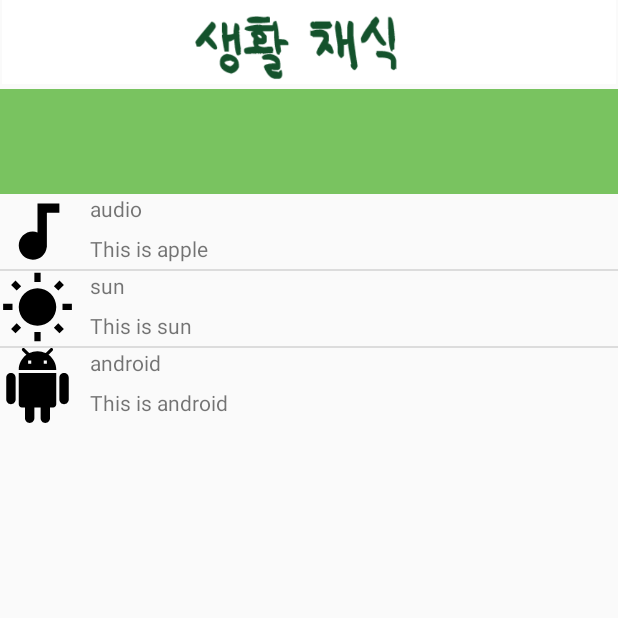
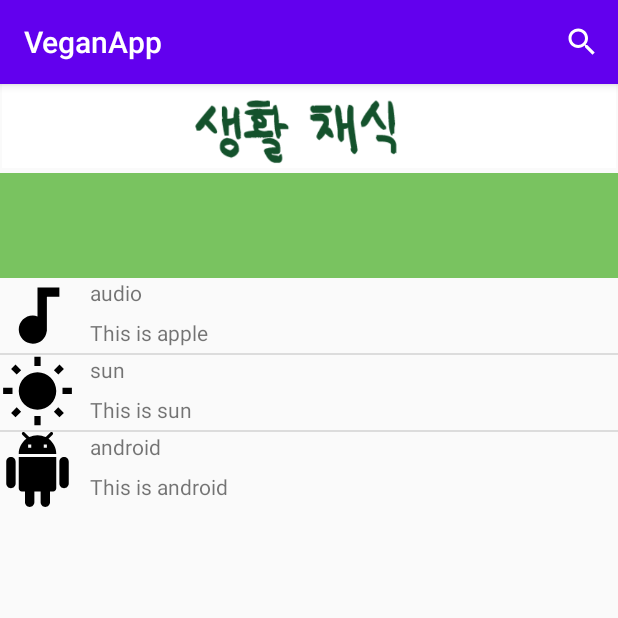
Before and after one commit to jiulee123123/DailyVegun, an Android app: the screen it shows after launch (MainActivity), on a phone screen of 412 x 824 dp, the top half of it. Run offline under Robolectric (Android 15) with nearby library versions, the phone set to English and light mode, and no system bars.

Commit message:
SearchView
- Add Searchview on ActionBar

```diff
--- /dev/null
+++ b/app/src/main/res/menu/menu.xml
@@ -0,0 +1,14 @@
+<?xml version="1.0" encoding="utf-8"?>
+<menu xmlns:android="http://schemas.android.com/apk/res/android"
+    xmlns:app="http://schemas.android.com/apk/res-auto">
+<item
+
+    android:id="@+id/search_view"
+    android:title="Search View"
+    android:icon ="@android:drawable/ic_menu_search"
+    app:showAsAction="always"
+    app:actionViewClass="android.widget.SearchView"/>
+
+
+
+</menu>
--- a/app/src/main/res/values/styles.xml
+++ b/app/src/main/res/values/styles.xml
@@ -7,9 +7,9 @@
         <item name="colorPrimaryDark">@color/colorPrimaryDark</item>
         <item name="colorAccent">@color/colorAccent</item>
 
-        <!-- No title Bar -->
+        <!--
         <item name="windowActionBar">false</item>
-        <item name="windowNoTitle">true</item>
+        <item name="windowNoTitle">true</item>No title Bar -->
 
     </style>
 
```
Also changed, not shown: app/src/main/java/com/example/veganapp/MainActivity.java (+92 -1 lines), 1 other file.
